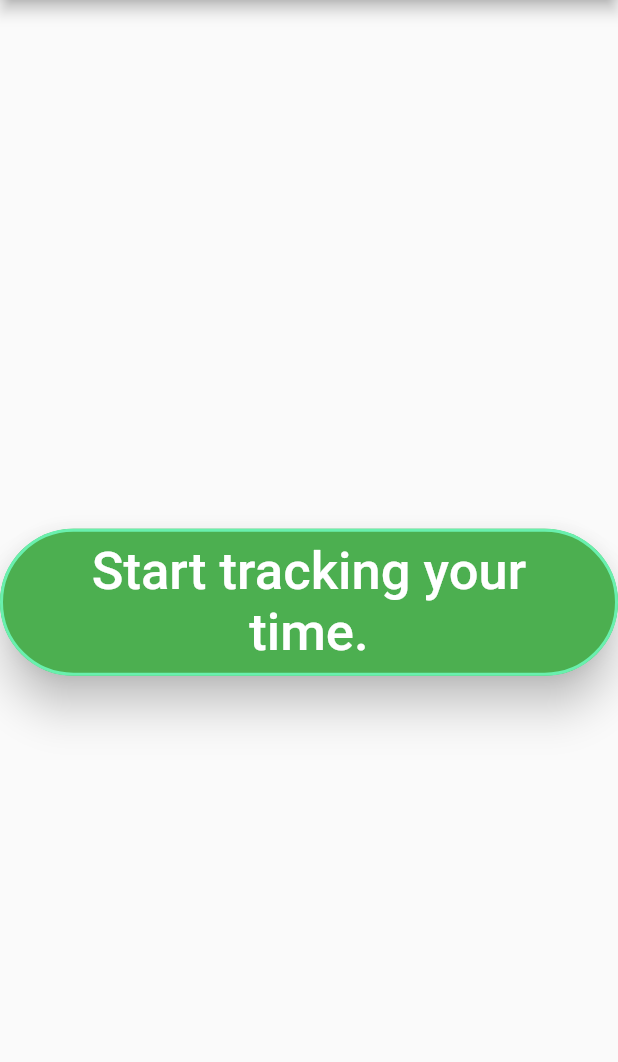
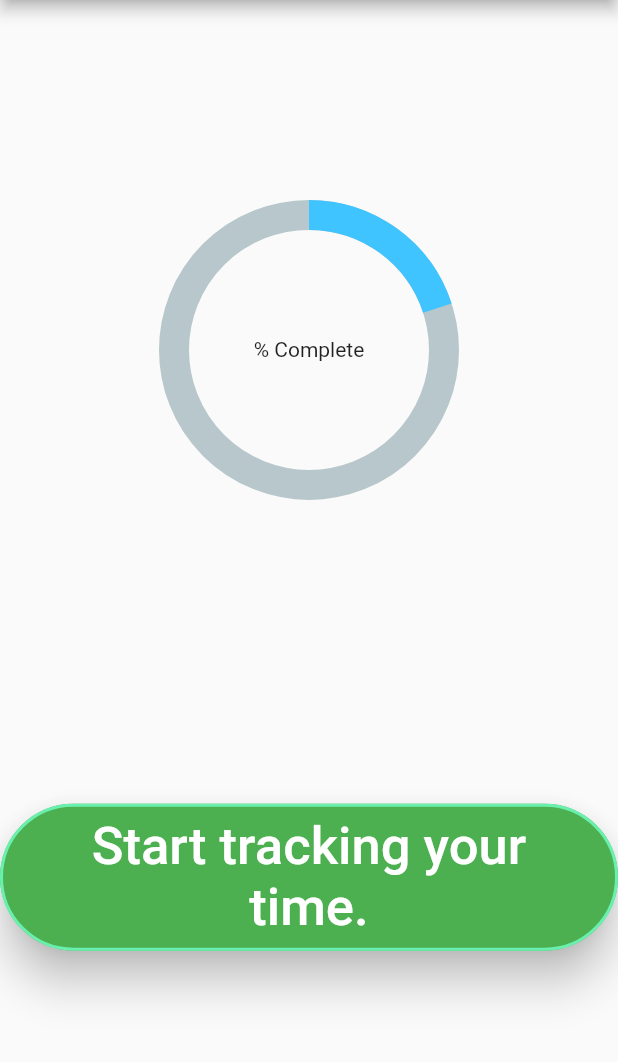
Before and after one commit to gartht/drive_time_tracker, a Flutter app: the screen it shows after launch, on a phone screen of 412 x 824 dp, the part 84-1146 px from its top. Run offline on Flutter 3.47's test engine with Material 2 defaults, Android fonts, the phone set to English and light mode, and no system bars; drawn by our look-alikes of percent_indicator; our stand-ins replace numberpicker, rflutter_alert, shared_preferences.

Commit message:
introducing a progress indicator to show percent of goal completed

```diff
--- a/lib/screens/HomeScreen.dart
+++ b/lib/screens/HomeScreen.dart
@@ -3,6 +3,7 @@ import 'package:flutter/material.dart';
 import '../models/DriveRecord.dart';
 import '../screens/Settings.dart';
 import '../screens/DriveList.dart';
+import 'package:percent_indicator/percent_indicator.dart';
 
 class HomeScreen extends StatefulWidget {
   HomeScreen({Key key, this.title}) : super(key: key);
@@ -48,6 +49,21 @@ class _HomeScreenState extends State<HomeScreen> {
     );
 
     widgets.add(Expanded(
+      flex: 1,
+      child: Padding(
+        padding: EdgeInsets.only(top: 30),
+        child: CircularPercentIndicator(
+          radius: 200.0,
+          lineWidth: 20.0,
+          percent: 0.20,
+          center: Text('% Complete'),
+          progressColor: Colors.lightBlueAccent,
+        ),
+      ),
+    ));
+
+    widgets.add(Expanded(
+      flex: 1,
       child: Center(
         child: RaisedButton(
           elevation: 12.0,
--- a/pubspec.yaml
+++ b/pubspec.yaml
@@ -18,6 +18,7 @@ dependencies:
   rflutter_alert: ^1.1.0
   numberpicker: 1.2.1
   shared_preferences: ^0.5.12+4
+  percent_indicator: ^2.1.8
 
 dev_dependencies:
   flutter_test:
```
Also changed, not shown: lib/screens/Settings.dart (+8 -8 lines), lib/services/preferences_service.dart (added, +37 -0 lines), pubspec.lock.
